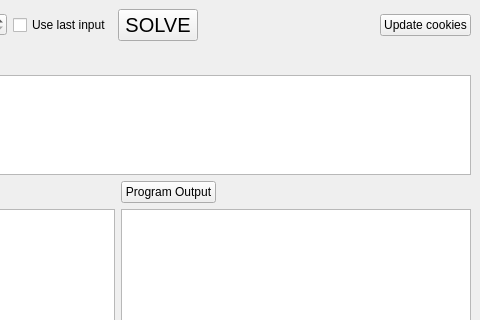
Before: the Qt Designer form mainwindow.ui in aboeuf/AdventOfCode_legacy, drawn with Qt 5; both pictures show x 244 to 724 and y 0 to 320 of the 724 by 580 pixel window.
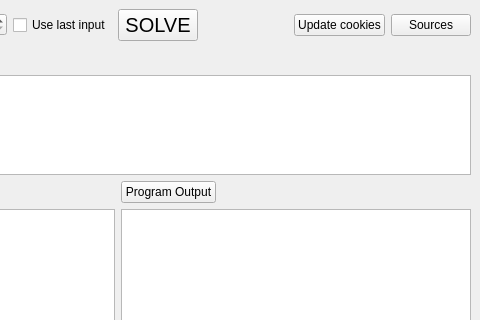
After: the same form once the commit is applied.

Patch:
```diff
--- a/mainwindow.ui
+++ b/mainwindow.ui
@@ -107,6 +107,19 @@
         </property>
        </widget>
       </item>
+      <item>
+       <widget class="QPushButton" name="m_push_button_sources">
+        <property name="sizePolicy">
+         <sizepolicy hsizetype="Maximum" vsizetype="Fixed">
+          <horstretch>0</horstretch>
+          <verstretch>0</verstretch>
+         </sizepolicy>
+        </property>
+        <property name="text">
+         <string>Sources</string>
+        </property>
+       </widget>
+      </item>
      </layout>
     </item>
     <item>
```
